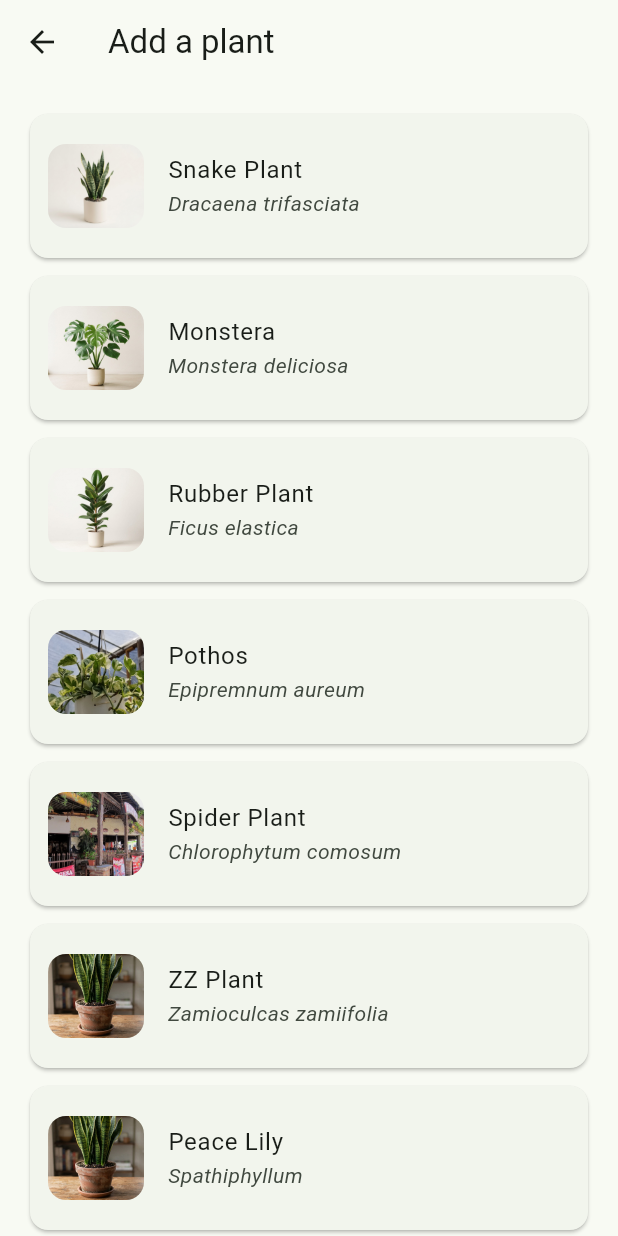
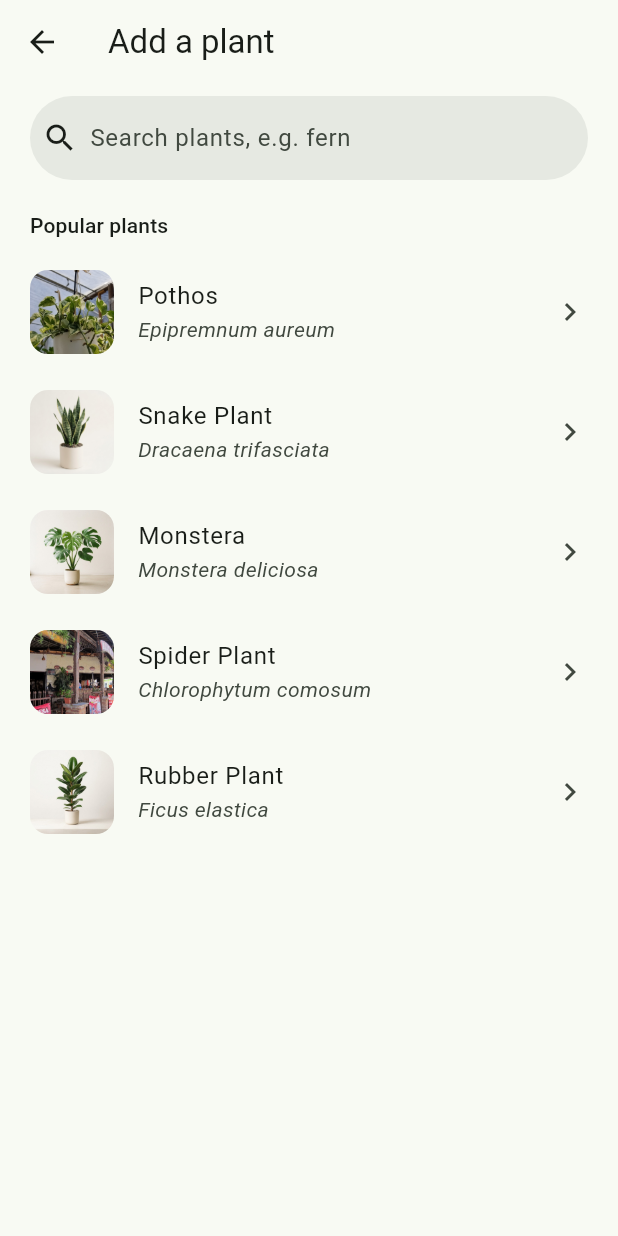
Before and after one commit to chandrika-sanapati/bloom-android, a Flutter app: the CatalogScreen screen opened directly with empty values, on a phone screen of 412 x 824 dp. Run offline on Flutter 3.47's test engine with Material 3 defaults, Android fonts, the phone set to English and light mode, and no system bars; our stand-ins replace flutter_local_notifications, flutter_timezone, google_sign_in, image_picker, shared_preferences, supabase_flutter and 1 more; accounts and stored records are empty.

Commit message:
Add search with popular plants to Add a plant
Search bar filters the catalog by name, scientific name and aliases,
ranking name matches first; five popular plants show before typing.

Co-Authored-By: Claude Opus 5.5 <noreply@anthropic.com>

```diff
--- a/lib/ui/catalog_screen.dart
+++ b/lib/ui/catalog_screen.dart
@@ -6,35 +6,130 @@ import 'light_placement_section.dart';
 import 'widgets.dart';
 import 'discard_changes_guard.dart';
 
-class CatalogScreen extends StatelessWidget {
+/// Plants shown before the user types. Curated, not usage-based.
+const _popularIds = [
+  'pothos',
+  'snake_plant',
+  'monstera',
+  'spider_plant',
+  'rubber_plant',
+];
+
+class CatalogScreen extends StatefulWidget {
   const CatalogScreen({super.key, required this.store});
 
   final GardenStore store;
 
   @override
+  State<CatalogScreen> createState() => _CatalogScreenState();
+}
+
+class _CatalogScreenState extends State<CatalogScreen> {
+  final _query = TextEditingController();
+
+  @override
+  void dispose() {
+    _query.dispose();
+    super.dispose();
+  }
+
+  static String _norm(String v) => v.toLowerCase().trim();
+
+  /// Name matches first (prefix, then contains), then scientific and aliases.
+  List<PlantSpecies> _search(String raw) {
+    final q = _norm(raw);
+    final scored = <(int, PlantSpecies)>[];
+    for (final species in PlantSpecies.catalog) {
+      final name = _norm(species.name);
+      final int? score = name.startsWith(q)
+          ? 0
+          : name.split(' ').any((w) => w.startsWith(q))
+          ? 1
+          : name.contains(q)
+          ? 2
+          : _norm(species.scientific).contains(q)
+          ? 3
+          : species.aliases.any((a) => _norm(a).contains(q))
+          ? 4
+          : null;
+      if (score != null) scored.add((score, species));
+    }
+    scored.sort((a, b) {
+      final c = a.$1.compareTo(b.$1);
+      return c != 0 ? c : a.$2.name.compareTo(b.$2.name);
+    });
+    return [for (final (_, s) in scored) s];
+  }
+
+  void _open(PlantSpecies species) => Navigator.of(context).push(
+    MaterialPageRoute(
+      builder: (_) => PlantSetupScreen(store: widget.store, species: species),
+    ),
+  );
+
+  @override
   Widget build(BuildContext context) {
+    final theme = Theme.of(context);
+    final query = _query.text.trim();
+    final popular = [
+      for (final id in _popularIds)
+        for (final s in PlantSpecies.catalog)
+          if (s.id == id) s,
+    ];
+    final results = query.isEmpty ? popular : _search(query);
     return Scaffold(
       appBar: AppBar(
         title: const Text('Add a plant'),
         leading: const BackButton(),
       ),
-      body: ListView.separated(
-        padding: const EdgeInsets.all(20),
-        itemCount: PlantSpecies.catalog.length,
-        separatorBuilder: (_, _) => const SizedBox(height: 12),
-        itemBuilder: (context, index) {
-          final species = PlantSpecies.catalog[index];
-          return Card(
-            margin: EdgeInsets.zero,
-            clipBehavior: Clip.antiAlias,
-            child: ListTile(
-              contentPadding: const EdgeInsets.all(12),
+      body: ListView(
+        padding: const EdgeInsets.fromLTRB(20, 8, 20, 24),
+        children: [
+          SearchBar(
+            controller: _query,
+            hintText: 'Search plants, e.g. fern',
+            leading: const Icon(Icons.search),
+            trailing: [
+              if (query.isNotEmpty)
+                IconButton(
+                  tooltip: 'Clear search',
+                  icon: const Icon(Icons.close),
+                  onPressed: () => setState(_query.clear),
+                ),
+            ],
+            elevation: const WidgetStatePropertyAll(0),
+            onChanged: (_) => setState(() {}),
+            textInputAction: TextInputAction.search,
+          ),
+          const SizedBox(height: 20),
+          Text(
+            query.isEmpty
+                ? 'Popular plants'
+                : results.isEmpty
+                ? 'No matches'
+                : results.length == 1
+                ? '1 result'
+                : '${results.length} results',
+            style: theme.textTheme.titleSmall,
+          ),
+          const SizedBox(height: 8),
+          if (query.isNotEmpty && results.isEmpty)
+            Text(
+              "Bloom doesn't have \"$query\" yet. Try another name, or "
+              'identify it from a photo.',
+              style: theme.textTheme.bodyMedium?.copyWith(
+                color: theme.colorScheme.onSurfaceVariant,
+              ),
+            ),
+          for (final species in results)
+            ListTile(
+              contentPadding: const EdgeInsets.symmetric(vertical: 4),
               leading: ClipRRect(
                 borderRadius: BorderRadius.circular(12),
                 child: Image.asset(
                   species.asset,
-                  width: 64,
-                  height: 64,
+                  width: 56,
+                  height: 56,
                   fit: BoxFit.cover,
                 ),
               ),
@@ -43,15 +138,10 @@ class CatalogScreen extends StatelessWidget {
                 species.scientific,
                 style: const TextStyle(fontStyle: FontStyle.italic),
               ),
-              onTap: () => Navigator.of(context).push(
-                MaterialPageRoute(
-                  builder: (_) =>
-                      PlantSetupScreen(store: store, species: species),
-                ),
-              ),
+              trailing: const Icon(Icons.chevron_right),
+              onTap: () => _open(species),
             ),
-          );
-        },
+        ],
       ),
     );
   }
```
